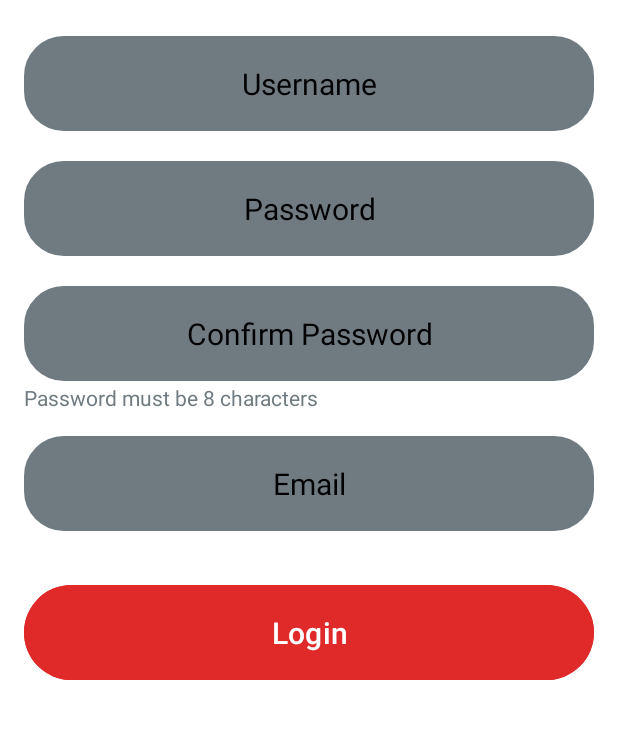
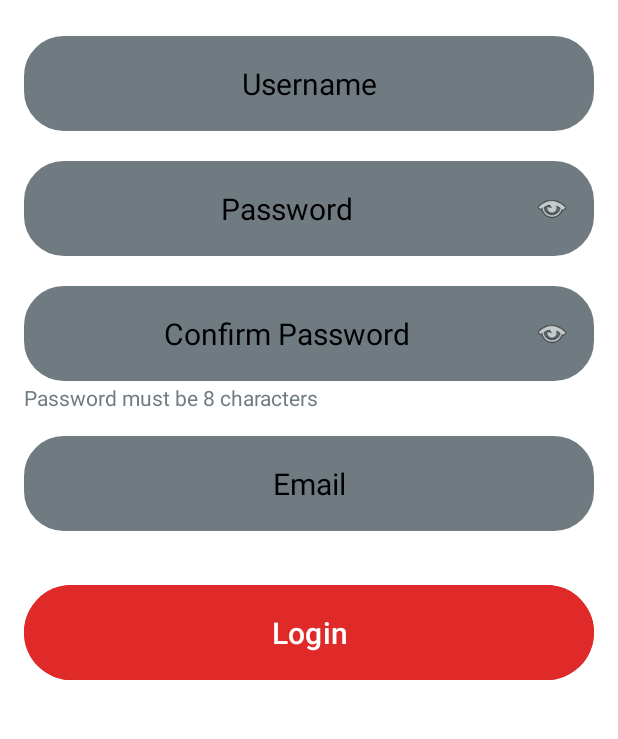
Before and after one commit to Thilina-Prasath/FOT-NEWS-HUB, an Android app: the SigninActivity screen opened directly, with no data from a screen before it, on a phone screen of 412 x 824 dp, the part 318-1057 px from its top. Run offline under Robolectric (Android 15) with nearby library versions, the phone set to English and light mode, and no system bars; our stand-ins replace Firebase (no records; nobody signed in at launch, a user with empty details on screens opened directly).

Commit message:
update signin xml file and SigninActivity java file

```diff
--- a/app/src/main/java/com/example/fotnewshub/SigninActivity.java
+++ b/app/src/main/java/com/example/fotnewshub/SigninActivity.java
@@ -4,8 +4,10 @@ import android.app.ProgressDialog;
 import android.content.Intent;
 import android.content.SharedPreferences;
 import android.os.Bundle;
+import android.text.InputType;
 import android.text.TextUtils;
 import android.util.Patterns;
+import android.view.View;
 import android.widget.Button;
 import android.widget.EditText;
 import android.widget.ImageView;
@@ -23,6 +25,7 @@ public class SigninActivity extends AppCompatActivity {
     private EditText usernameInput, emailInput, passwordInput, confirmPasswordInput;
     private Button registerButton;
     private ImageView backToHome;
+    private ImageView passwordEye, confirmPasswordEye;
 
     private FirebaseAuth mAuth;
     private ProgressDialog progressDialog;
@@ -33,6 +36,10 @@ public class SigninActivity extends AppCompatActivity {
     private static final String KEY_EMAIL = "email";
     private static final String KEY_PASSWORD = "password";
 
+    // Track password visibility states
+    private boolean isPasswordVisible = false;
+    private boolean isConfirmPasswordVisible = false;
+
     @Override
     protected void onCreate(Bundle savedInstanceState) {
         super.onCreate(savedInstanceState);
@@ -42,12 +49,18 @@ public class SigninActivity extends AppCompatActivity {
 
         sharedPreferences = getSharedPreferences(PREF_NAME, MODE_PRIVATE);
 
+        // Initialize views
         usernameInput = findViewById(R.id.usernameInput);
         emailInput = findViewById(R.id.emailInput);
         passwordInput = findViewById(R.id.passwordInput);
         confirmPasswordInput = findViewById(R.id.confirmPasswordInput);
         registerButton = findViewById(R.id.login_btn);
         backToHome = findViewById(R.id.backToHomesign);
+
+        // Initialize password eye icons
+        passwordEye = findViewById(R.id.password_eye);
+        confirmPasswordEye = findViewById(R.id.confirm_password_eye);
+
         progressDialog = new ProgressDialog(this);
 
         backToHome.setOnClickListener(v -> {
@@ -56,6 +69,37 @@ public class SigninActivity extends AppCompatActivity {
         });
 
         registerButton.setOnClickListener(v -> registerUser());
+
+        // Set password eye toggle listeners
+        passwordEye.setOnClickListener(new View.OnClickListener() {
+            @Override
+            public void onClick(View v) {
+                togglePasswordVisibility(passwordInput, passwordEye, isPasswordVisible);
+                isPasswordVisible = !isPasswordVisible;
+            }
+        });
+
+        confirmPasswordEye.setOnClickListener(new View.OnClickListener() {
+            @Override
+            public void onClick(View v) {
+                togglePasswordVisibility(confirmPasswordInput, confirmPasswordEye, isConfirmPasswordVisible);
+                isConfirmPasswordVisible = !isConfirmPasswordVisible;
+            }
+        });
+    }
+
+    private void togglePasswordVisibility(EditText editText, ImageView eyeIcon, boolean isCurrentlyVisible) {
+        if (isCurrentlyVisible) {
+            // Hide password
+            editText.setInputType(InputType.TYPE_CLASS_TEXT | InputType.TYPE_TEXT_VARIATION_PASSWORD);
+            eyeIcon.setImageResource(android.R.drawable.ic_menu_view);
+        } else {
+            // Show password
+            editText.setInputType(InputType.TYPE_CLASS_TEXT | InputType.TYPE_TEXT_VARIATION_VISIBLE_PASSWORD);
+            eyeIcon.setImageResource(android.R.drawable.ic_menu_agenda);
+        }
+        // Move cursor to end of text
+        editText.setSelection(editText.getText().length());
     }
 
     private void registerUser() {
--- a/app/src/main/res/layout/activity_signin.xml
+++ b/app/src/main/res/layout/activity_signin.xml
@@ -13,7 +13,6 @@
         android:layout_height="wrap_content"
         android:orientation="vertical"
         android:gravity="center_horizontal">
-
 
         <ImageView
             android:id="@+id/backToHomesign"
@@ -46,6 +45,12 @@
             android:textColorHint="@color/black"
             android:textSize="20sp" />
 
+        <!-- Password Container -->
+        <RelativeLayout
+            android:layout_width="match_parent"
+            android:layout_height="wrap_content"
+            android:layout_marginBottom="20dp">
+
             <EditText
                 android:id="@+id/passwordInput"
                 android:layout_width="match_parent"
@@ -59,7 +64,28 @@
                 android:textColorHint="@color/black"
                 android:textSize="20sp"
                 android:padding="18dp"
-            android:layout_marginBottom="20dp"/>
+                android:paddingEnd="48dp" />
+
+            <ImageView
+                android:id="@+id/password_eye"
+                android:layout_width="24dp"
+                android:layout_height="24dp"
+                android:layout_alignParentEnd="true"
+                android:layout_centerVertical="true"
+                android:layout_marginEnd="16dp"
+                android:src="@android:drawable/ic_menu_view"
+                android:clickable="true"
+                android:focusable="true"
+                android:background="?android:attr/selectableItemBackgroundBorderless"
+                android:contentDescription="Toggle password visibility" />
+
+        </RelativeLayout>
+
+        <!-- Confirm Password Container -->
+        <RelativeLayout
+            android:layout_width="match_parent"
+            android:layout_height="wrap_content"
+            android:layout_marginBottom="1dp">
 
             <EditText
                 android:id="@+id/confirmPasswordInput"
@@ -74,7 +100,22 @@
                 android:textColorHint="@color/black"
                 android:textSize="20sp"
                 android:padding="18dp"
-            android:layout_marginBottom="1dp"/>
+                android:paddingEnd="48dp" />
+
+            <ImageView
+                android:id="@+id/confirm_password_eye"
+                android:layout_width="24dp"
+                android:layout_height="24dp"
+                android:layout_alignParentEnd="true"
+                android:layout_centerVertical="true"
+                android:layout_marginEnd="16dp"
+                android:src="@android:drawable/ic_menu_view"
+                android:clickable="true"
+                android:focusable="true"
+                android:background="?android:attr/selectableItemBackgroundBorderless"
+                android:contentDescription="Toggle password visibility" />
+
+        </RelativeLayout>
 
         <TextView
             android:id="@+id/password_hint_text"
@@ -111,6 +152,5 @@
             android:textSize="20sp"
             android:padding="18dp" />
 
-
     </LinearLayout>
 </ScrollView>
```
Lines whose indentation alone changed are shown as unchanged.
